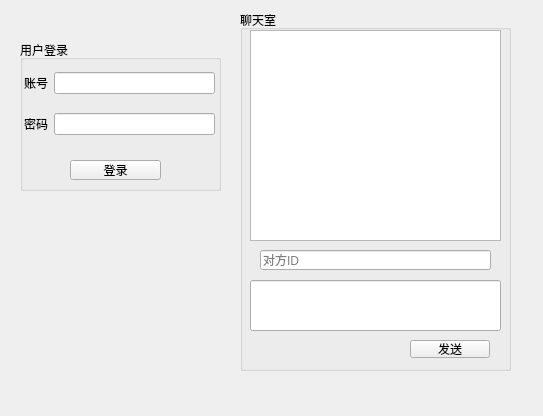
The window that ImClient/mainwindow.ui (adom1528/graduation) describes before a commit, drawn with Qt 5.
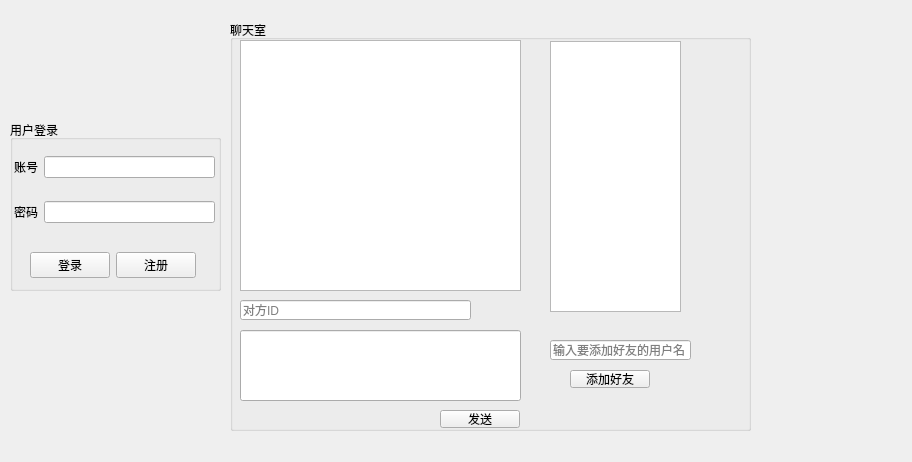
The same window after the commit.

Commit message:
feat(ImClient): 打通客户端注册与添加好友全栈闭环
【1. 前端 Qt (ImClient) 功能拓展】
- 新增用户注册功能：接入后端 `/auth/register`，采用表单提交格式，实现注册后无缝衔接登录交互。
- 新增添加好友功能：实现“搜索账户 -> 提取雪花 ID -> 发起添加 -> 静默刷新好友列表”的连环网络请求业务流。
- 优化聊天室体验：引入 `QMap` 内存缓存机制，实现 WebSocket 消息收发时的“雪花 ID 至 昵称”实时转换上屏。
- 完善前端容错与防御性交互：增加按钮防连点保护、空数据拦截及完善的 QMessageBox 异常弹窗提示。

```diff
--- a/ImClient/mainwindow.ui
+++ b/ImClient/mainwindow.ui
@@ -6,8 +6,8 @@
    <rect>
     <x>0</x>
     <y>0</y>
-    <width>543</width>
-    <height>416</height>
+    <width>912</width>
+    <height>462</height>
    </rect>
   </property>
   <property name="windowTitle">
@@ -17,35 +17,22 @@
    <widget class="QGroupBox" name="boxLogin">
     <property name="geometry">
      <rect>
-      <x>20</x>
-      <y>40</y>
-      <width>201</width>
-      <height>151</height>
+      <x>10</x>
+      <y>120</y>
+      <width>211</width>
+      <height>171</height>
      </rect>
     </property>
     <property name="title">
      <string>用户登录</string>
     </property>
-    <widget class="QPushButton" name="btnLogin">
-     <property name="geometry">
-      <rect>
-       <x>50</x>
-       <y>120</y>
-       <width>91</width>
-       <height>20</height>
-      </rect>
-     </property>
-     <property name="text">
-      <string>登录</string>
-     </property>
-    </widget>
     <widget class="QWidget" name="layoutWidget">
      <property name="geometry">
       <rect>
        <x>4</x>
        <y>19</y>
-       <width>191</width>
-       <height>91</height>
+       <width>201</width>
+       <height>101</height>
       </rect>
      </property>
      <layout class="QGridLayout" name="gridLayout">
@@ -75,14 +62,40 @@
       </item>
      </layout>
     </widget>
+    <widget class="QWidget" name="horizontalLayoutWidget">
+     <property name="geometry">
+      <rect>
+       <x>20</x>
+       <y>130</y>
+       <width>166</width>
+       <height>31</height>
+      </rect>
+     </property>
+     <layout class="QHBoxLayout" name="horizontalLayout">
+      <item>
+       <widget class="QPushButton" name="btnLogin">
+        <property name="text">
+         <string>登录</string>
+        </property>
+       </widget>
+      </item>
+      <item>
+       <widget class="QPushButton" name="btnRegister">
+        <property name="text">
+         <string>注册</string>
+        </property>
+       </widget>
+      </item>
+     </layout>
+    </widget>
    </widget>
    <widget class="QGroupBox" name="boxChat">
     <property name="geometry">
      <rect>
-      <x>240</x>
-      <y>10</y>
-      <width>271</width>
-      <height>361</height>
+      <x>230</x>
+      <y>20</y>
+      <width>521</width>
+      <height>411</height>
      </rect>
     </property>
     <property name="title">
@@ -93,8 +106,8 @@
       <rect>
        <x>10</x>
        <y>20</y>
-       <width>251</width>
-       <height>211</height>
+       <width>281</width>
+       <height>251</height>
       </rect>
      </property>
      <property name="readOnly">
@@ -104,8 +117,8 @@
     <widget class="QPushButton" name="btnSend">
      <property name="geometry">
       <rect>
-       <x>170</x>
-       <y>330</y>
+       <x>210</x>
+       <y>390</y>
        <width>80</width>
        <height>18</height>
       </rect>
@@ -118,17 +131,17 @@
      <property name="geometry">
       <rect>
        <x>10</x>
-       <y>270</y>
-       <width>251</width>
-       <height>51</height>
+       <y>310</y>
+       <width>281</width>
+       <height>71</height>
       </rect>
      </property>
     </widget>
     <widget class="QLineEdit" name="editTargetId">
      <property name="geometry">
       <rect>
-       <x>20</x>
-       <y>240</y>
+       <x>10</x>
+       <y>280</y>
        <width>231</width>
        <height>20</height>
       </rect>
@@ -137,6 +150,42 @@
       <string>对方ID</string>
      </property>
     </widget>
+    <widget class="QListWidget" name="listFriends">
+     <property name="geometry">
+      <rect>
+       <x>320</x>
+       <y>21</y>
+       <width>131</width>
+       <height>271</height>
+      </rect>
+     </property>
+    </widget>
+    <widget class="QLineEdit" name="editSearchUser">
+     <property name="geometry">
+      <rect>
+       <x>320</x>
+       <y>320</y>
+       <width>141</width>
+       <height>20</height>
+      </rect>
+     </property>
+     <property name="placeholderText">
+      <string>输入要添加好友的用户名</string>
+     </property>
+    </widget>
+    <widget class="QPushButton" name="btnAddFriend">
+     <property name="geometry">
+      <rect>
+       <x>340</x>
+       <y>350</y>
+       <width>80</width>
+       <height>18</height>
+      </rect>
+     </property>
+     <property name="text">
+      <string>添加好友</string>
+     </property>
+    </widget>
    </widget>
   </widget>
  </widget>
```
The commit also changes 2 other files.
